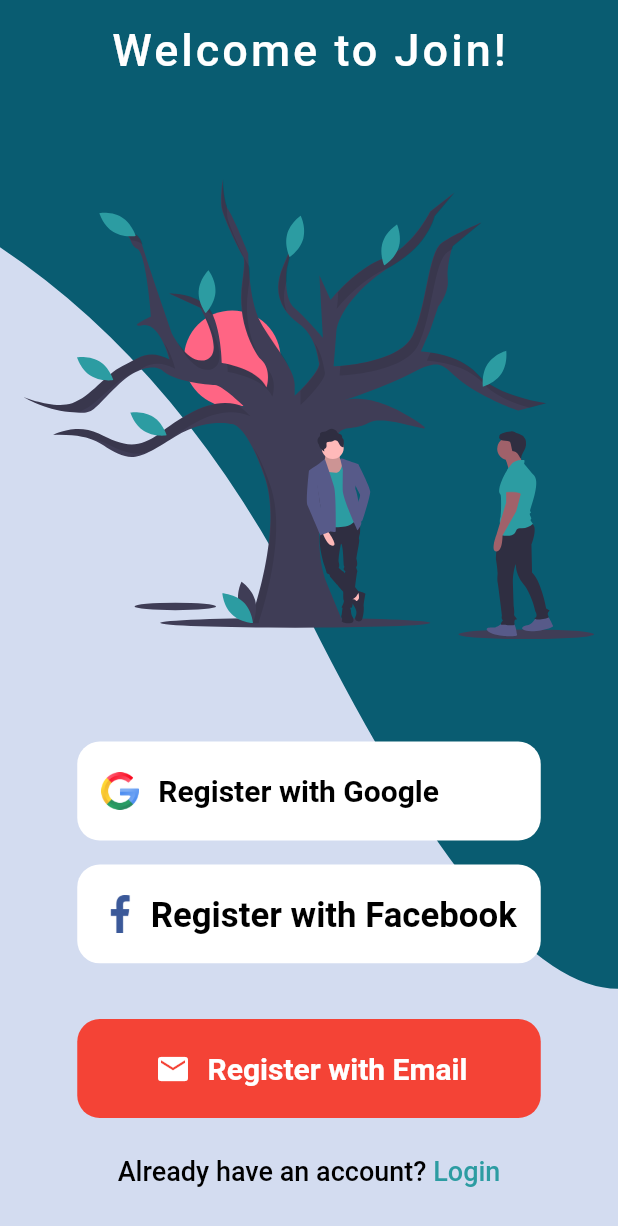
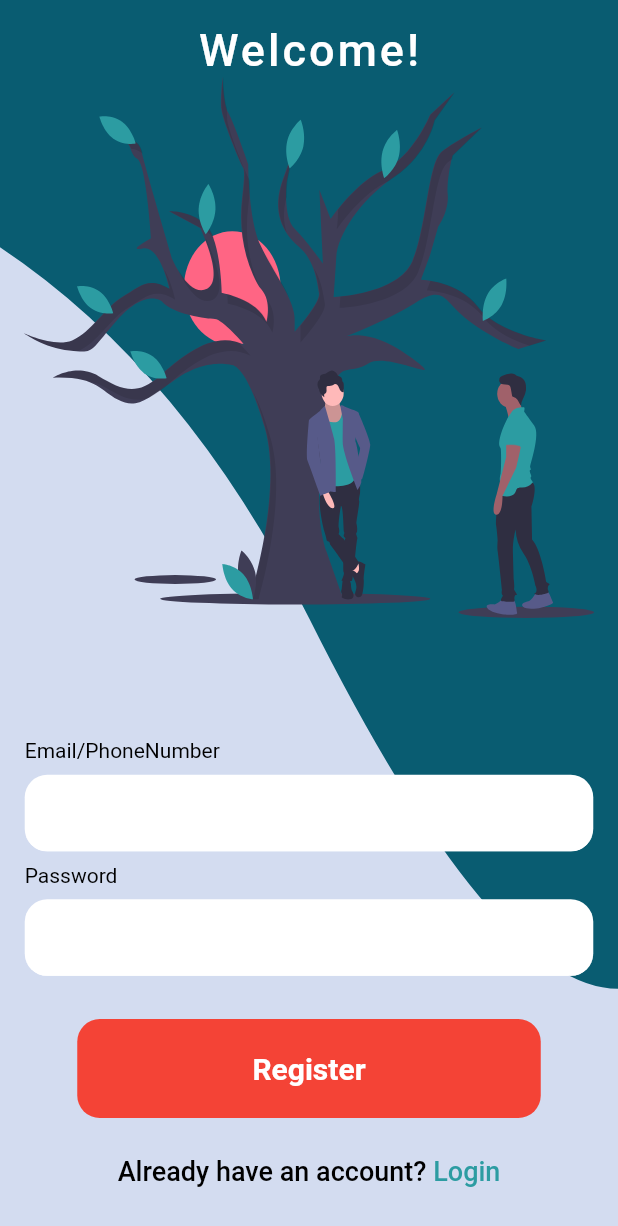
Before and after one commit to quocbao238/Flutter-Bloc-FindDreamMotels-App, a Flutter app: the RegisterPage screen opened directly, on a phone screen of 412 x 824 dp. Shown: the top 1226 px of the screen. Run offline on Flutter 3.47's test engine with Material 2 defaults, Android fonts, the phone set to English and light mode, and no system bars; drawn by our look-alikes of oktoast; our stand-ins replace bloc, equatable, firebase_auth, flutter_bloc, flutter_spinkit, flutter_svg and 2 more; missing offline and left inert: regexpattern; accounts and stored records are empty.

Commit message:
fix register screen

```diff
--- a/lib/config_app/sizeScreen.dart
+++ b/lib/config_app/sizeScreen.dart
@@ -22,7 +22,9 @@ class AppColor {
   static Color whiteColor = Colors.white;
   static Color colorClipPath = Color.fromRGBO(9, 92, 113, 1);
   static Color colorBlue156 = Color.fromRGBO(44, 156, 162, 1);
+  static Color alerBtnColor = Color(0xff00bfa5);
 }
+
 
 class StyleText {
   StyleText._();
--- a/lib/main.dart
+++ b/lib/main.dart
@@ -3,6 +3,7 @@ import 'package:findingmotels/repository/user_repository.dart';
 import 'package:findingmotels/screen_app/custom_widget/loading_widget.dart';
 import 'package:findingmotels/screen_app/ui/home/home_screen.dart';
 import 'package:findingmotels/screen_app/ui/introslider/intro_screen.dart';
+import 'package:findingmotels/screen_app/ui/logout/logout_screen.dart';
 import 'package:flutter/material.dart';
 import 'package:flutter_bloc/flutter_bloc.dart';
 import 'package:oktoast/oktoast.dart';
--- a/lib/screen_app/custom_widget/loading_widget.dart
+++ b/lib/screen_app/custom_widget/loading_widget.dart
@@ -20,6 +20,7 @@ class LoadingWidget extends StatelessWidget {
         ),
         Center(
           child: SpinKitFoldingCube(
+            duration: Duration(milliseconds: 100),
             itemBuilder: (BuildContext context, int index) {
               return DecoratedBox(
                 decoration: BoxDecoration(
--- a/lib/screen_app/ui/login/login_screen.dart
+++ b/lib/screen_app/ui/login/login_screen.dart
@@ -45,7 +45,7 @@ class _LoginPageState extends State<LoginPage> {
         child: BlocListener<LoginBloc, LoginState>(
             listener: (context, state) {
               if (state is LoginSuccessState) {
-                showToast("Login Sucess");
+                // showToast("Login Sucess");
                 Navigator.of(context)
                     .pushReplacement(new MaterialPageRoute(builder: (context) {
                   return HomePageParent(userRepository: state.userRepository);
--- a/lib/screen_app/ui/register/register_screen.dart
+++ b/lib/screen_app/ui/register/register_screen.dart
@@ -11,6 +11,22 @@ class RegisterPage extends StatefulWidget {
 
 class _RegisterPageState extends State<RegisterPage> {
   String imageUrl = 'assets/registerSvg.svg';
+  TextEditingController controllerEmail;
+  TextEditingController controllerPassword;
+
+  @override
+  void initState() {
+    controllerEmail = TextEditingController();
+    controllerPassword = TextEditingController();
+    super.initState();
+  }
+
+  @override
+  void dispose() {
+    controllerEmail.dispose();
+    controllerPassword.dispose();
+    super.dispose();
+  }
 
   @override
   Widget build(BuildContext context) {
@@ -39,10 +55,10 @@ class _RegisterPageState extends State<RegisterPage> {
               child: Column(
                 mainAxisAlignment: MainAxisAlignment.end,
                 children: <Widget>[
-                  buildLoginGoogle(width, height),
-                  SizedBox(height: 16.0),
-                  buildLoginFacebook(width, height),
-                  Spacer(),
+                  buildTitleEmail(width),
+                  buildTFFEmail(width),
+                  buildTitlePass(width),
+                  buildTFFPass(width),
                   buildRegisterEmail(width, height),
                   buildLoginText(height)
                 ],
@@ -54,10 +70,89 @@ class _RegisterPageState extends State<RegisterPage> {
     );
   }
 
+  Widget buildTitleEmail(double width) {
+    return Container(
+      padding: EdgeInsets.symmetric(vertical: 8.0),
+      child: Container(
+        margin: EdgeInsets.only(left: width * 0.04, right: width * 0.04),
+        width: width,
+        child: Text("Email/PhoneNumber",
+            textAlign: TextAlign.start, style: StyleText.content14Black400),
+      ),
+    );
+  }
+
+  Widget buildTFFPass(double width) {
+    return Container(
+        margin: EdgeInsets.only(left: width * 0.04, right: width * 0.04),
+        child: TextFormField(
+          obscureText: true,
+          controller: controllerPassword,
+          decoration: InputDecoration(
+            fillColor: Colors.white,
+            filled: true,
+            contentPadding:
+                const EdgeInsets.only(left: 16.0, bottom: 16.0, top: 16.0),
+            focusedBorder: OutlineInputBorder(
+              borderSide: BorderSide(color: Colors.blue),
+              borderRadius: BorderRadius.circular(15),
+            ),
+            enabledBorder: UnderlineInputBorder(
+              borderSide: BorderSide(color: Colors.white),
+              borderRadius: BorderRadius.circular(15),
+            ),
+          ),
+          keyboardType: TextInputType.emailAddress,
+          style: new TextStyle(
+            fontSize: 16.0 * Size.scaleTxt,
+            fontFamily: "Poppins",
+          ),
+        ));
+  }
+
+  Widget buildTitlePass(double width) {
+    return Container(
+      padding: EdgeInsets.symmetric(vertical: 8.0),
+      child: Container(
+        margin: EdgeInsets.only(left: width * 0.04, right: width * 0.04),
+        width: width,
+        child: Text("Password",
+            textAlign: TextAlign.start, style: StyleText.content14Black400),
+      ),
+    );
+  }
+
+  Widget buildTFFEmail(double width) {
+    return Container(
+        margin: EdgeInsets.only(left: width * 0.04, right: width * 0.04),
+        child: TextFormField(
+          controller: controllerEmail,
+          decoration: InputDecoration(
+            fillColor: Colors.white,
+            filled: true,
+            contentPadding:
+                const EdgeInsets.only(left: 16.0, bottom: 16.0, top: 16.0),
+            focusedBorder: OutlineInputBorder(
+              borderSide: BorderSide(color: Colors.blue),
+              borderRadius: BorderRadius.circular(15),
+            ),
+            enabledBorder: UnderlineInputBorder(
+              borderSide: BorderSide(color: Colors.white),
+              borderRadius: BorderRadius.circular(15),
+            ),
+          ),
+          keyboardType: TextInputType.emailAddress,
+          style: new TextStyle(
+            fontSize: 16.0 * Size.scaleTxt,
+            fontFamily: "Poppins",
+          ),
+        ));
+  }
+
   Container buildTitleImage(double height) {
     return Container(
       color: Colors.transparent,
-      height: height * 0.6,
+      height: height * 0.5,
       padding: EdgeInsets.symmetric(horizontal: 16.0),
       child: (Column(
         mainAxisAlignment: MainAxisAlignment.end,
@@ -67,10 +162,10 @@ class _RegisterPageState extends State<RegisterPage> {
               margin: EdgeInsets.only(top: 16),
               child: Center(
                 child: Text(
-                  "Welcome to Join!",
+                  "Welcome!",
                   style: TextStyle(
                       color: Colors.white,
-                      fontSize: 30.0,
+                      fontSize: 30.0 * Size.scaleTxt,
                       fontWeight: FontWeight.w500,
                       letterSpacing: 2.0),
                 ),
@@ -80,7 +175,7 @@ class _RegisterPageState extends State<RegisterPage> {
           Expanded(
             child: SvgPicture.asset(
               imageUrl,
-              fit: BoxFit.fitWidth,
+              fit: BoxFit.fill,
             ),
           ),
         ],
@@ -112,6 +207,7 @@ class _RegisterPageState extends State<RegisterPage> {
     return Container(
       width: width * 0.75,
       height: height * 0.08,
+      margin: EdgeInsets.only(top: height * 0.035),
       decoration: BoxDecoration(
         borderRadius: BorderRadius.circular(15.0),
         color: Colors.red,
@@ -121,19 +217,7 @@ class _RegisterPageState extends State<RegisterPage> {
         mainAxisAlignment: MainAxisAlignment.center,
         crossAxisAlignment: CrossAxisAlignment.center,
         children: <Widget>[
-          FittedBox(
-            child: Container(
-                width: 30,
-                height: 30,
-                child: Icon(
-                  Icons.email,
-                  color: Colors.white,
-                )),
-          ),
-          SizedBox(width: 8.0),
-          FittedBox(
-              child:
-                  Text("Register with Email", style: StyleText.header20White)),
+          FittedBox(child: Text("Register", style: StyleText.header20White)),
         ],
       ),
     );
```
Also changed, not shown: lib/screen_app/ui/home/home_screen.dart (+48 -32 lines), lib/screen_app/ui/home/show_Alert_custome.dart (added, +128 -0 lines).
